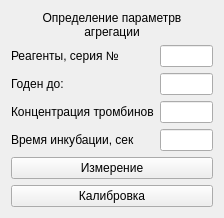
This is choisedialog/agr1.ui in krang4d/Agrekola as Qt 5 draws it before an edit. The edited form follows.
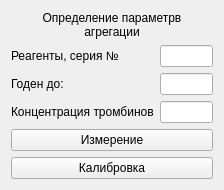
This is the edited form.

The edit to the form file:
```diff
--- a/choisedialog/agr1.ui
+++ b/choisedialog/agr1.ui
@@ -7,7 +7,7 @@
     <x>0</x>
     <y>0</y>
     <width>224</width>
-    <height>208</height>
+    <height>182</height>
    </rect>
   </property>
   <property name="windowTitle">
@@ -69,19 +69,6 @@
      <item row="2" column="1">
       <widget class="QLineEdit" name="lineEdit_41"/>
      </item>
-     <item row="3" column="0">
-      <widget class="QLabel" name="label_90">
-       <property name="text">
-        <string>Время инкубации, сек</string>
-       </property>
-       <property name="buddy">
-        <cstring>lineEdit_6</cstring>
-       </property>
-      </widget>
-     </item>
-     <item row="3" column="1">
-      <widget class="QLineEdit" name="lineEdit_6"/>
-     </item>
     </layout>
    </item>
    <item>
```
